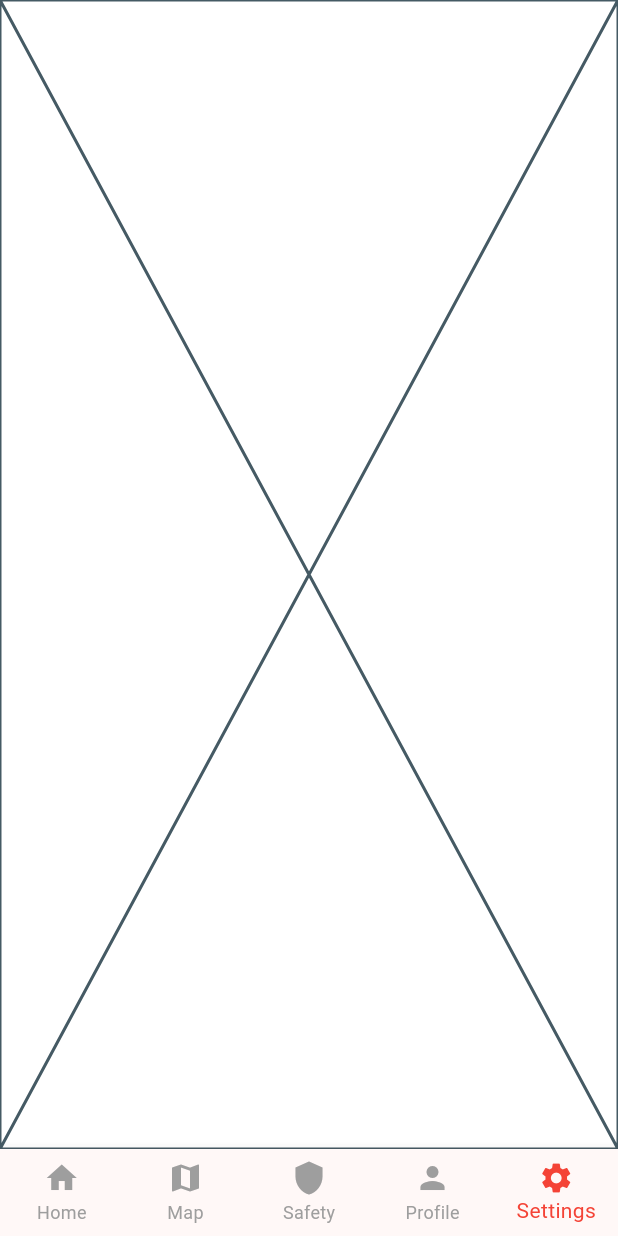
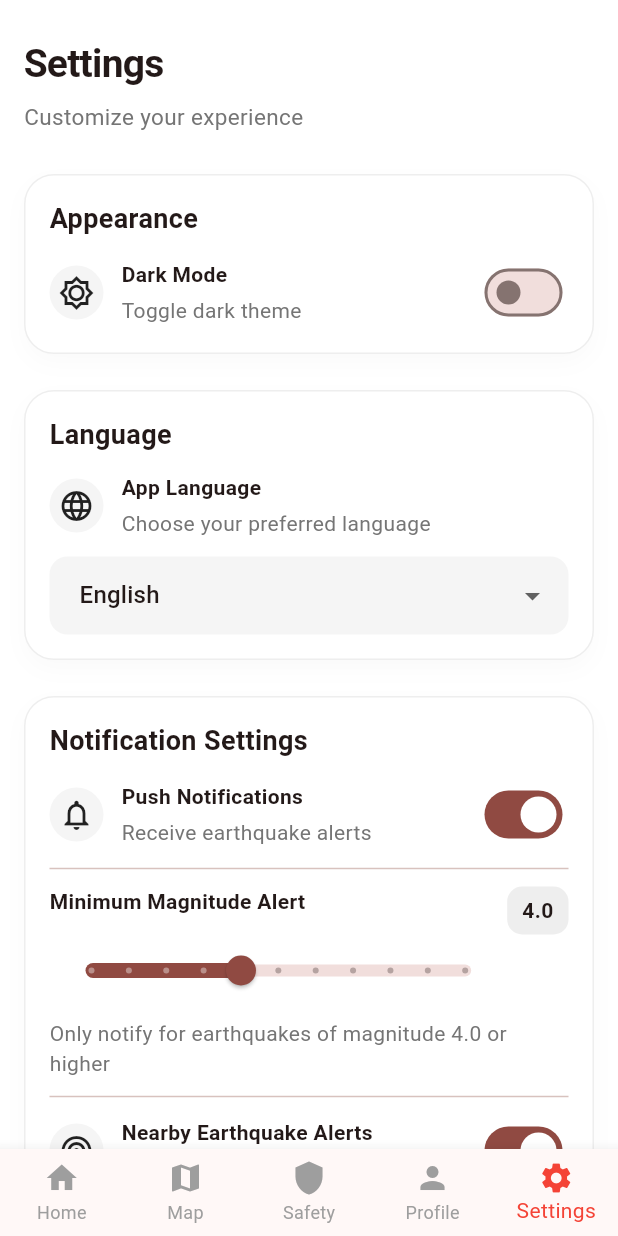
Before and after one commit to bvrtu/QuakeConnect, a Flutter app: the screen it shows after launch, item 5 of the bottom bar chosen, on a phone screen of 412 x 824 dp. Run offline on Flutter 3.47's test engine with Material 3 defaults, Android fonts, the phone set to English and light mode, and no system bars; our stand-ins replace google_maps_flutter, share_plus.

Commit message:
Add settings screen with user preferences
Introduces a new SettingsScreen with options for appearance, language, notifications, location, privacy, and sign out. Updates main.dart to include the settings screen in the app's navigation.

```diff
--- a/lib/main.dart
+++ b/lib/main.dart
@@ -3,6 +3,7 @@ import 'screens/home_screen.dart';
 import 'screens/map_screen.dart';
 import 'screens/safety_screen.dart';
 import 'screens/profile_screen.dart';
+import 'screens/settings_screen.dart';
 import 'theme/app_theme.dart';
 
 void main() {
@@ -24,7 +25,7 @@ class _QuakeConnectAppState extends State<QuakeConnectApp> {
     const MapScreen(),
     const SafetyScreen(),
     const ProfileScreen(),
-    const Placeholder(), // Settings screen
+    const SettingsScreen(),
   ];
 
   @override
--- /dev/null
+++ b/lib/screens/settings_screen.dart
@@ -0,0 +1,318 @@
+import 'package:flutter/material.dart';
+
+class SettingsScreen extends StatefulWidget {
+  const SettingsScreen({super.key});
+
+  @override
+  State<SettingsScreen> createState() => _SettingsScreenState();
+}
+
+class _SettingsScreenState extends State<SettingsScreen> {
+  bool darkMode = false;
+  String language = 'English';
+
+  bool pushNotifications = true;
+  double minMagnitude = 4.0;
+  bool nearbyAlerts = true;
+  bool communityUpdates = true;
+
+  bool locationServices = true;
+  bool shareSafetyStatus = true;
+
+  @override
+  Widget build(BuildContext context) {
+    return Scaffold(
+      body: SafeArea(
+        child: SingleChildScrollView(
+          padding: const EdgeInsets.fromLTRB(16, 24, 16, 24),
+          child: Column(
+            crossAxisAlignment: CrossAxisAlignment.start,
+            children: [
+              const Text(
+                'Settings',
+                style: TextStyle(
+                  fontSize: 26,
+                  fontWeight: FontWeight.w700,
+                  letterSpacing: -0.5,
+                ),
+              ),
+              const SizedBox(height: 6),
+              Text(
+                'Customize your experience',
+                style: TextStyle(color: Colors.grey.shade600, fontSize: 15),
+              ),
+              const SizedBox(height: 16),
+              _section(
+                child: _rowHeader('Appearance')
+                  ..add(const SizedBox(height: 12))
+                  ..add(_switchTile(
+                    icon: Icons.brightness_5_outlined,
+                    title: 'Dark Mode',
+                    subtitle: 'Toggle dark theme',
+                    value: darkMode,
+                    onChanged: (v) => setState(() => darkMode = v),
+                  )),
+              ),
+              _section(
+                child: _rowHeader('Language')
+                  ..add(const SizedBox(height: 12))
+                  ..add(_languagePicker()),
+              ),
+              _section(
+                child: [
+                  ..._rowHeader('Notification Settings'),
+                  const SizedBox(height: 12),
+                  _switchTile(
+                    icon: Icons.notifications_outlined,
+                    title: 'Push Notifications',
+                    subtitle: 'Receive earthquake alerts',
+                    value: pushNotifications,
+                    onChanged: (v) => setState(() => pushNotifications = v),
+                  ),
+                  const Divider(height: 24),
+                  _minMagnitudeSlider(),
+                  const SizedBox(height: 8),
+                  Text(
+                    'Only notify for earthquakes of magnitude ${minMagnitude.toStringAsFixed(1)} or higher',
+                    style: TextStyle(color: Colors.grey.shade600),
+                  ),
+                  const Divider(height: 24),
+                  _switchTile(
+                    icon: Icons.radar_outlined,
+                    title: 'Nearby Earthquake Alerts',
+                    subtitle: 'Within 100 km radius',
+                    value: nearbyAlerts,
+                    onChanged: (v) => setState(() => nearbyAlerts = v),
+                  ),
+                  const Divider(height: 24),
+                  _switchTile(
+                    icon: Icons.forum_outlined,
+                    title: 'Community Updates',
+                    subtitle: 'Local reports in your area',
+                    value: communityUpdates,
+                    onChanged: (v) => setState(() => communityUpdates = v),
+                  ),
+                ],
+              ),
+              _section(
+                child: [
+                  ..._rowHeader('Location & Privacy'),
+                  const SizedBox(height: 12),
+                  _switchTile(
+                    icon: Icons.location_on_outlined,
+                    title: 'Location Services',
+                    subtitle: 'Show nearby earthquakes',
+                    value: locationServices,
+                    onChanged: (v) => setState(() => locationServices = v),
+                  ),
+                  const Divider(height: 24),
+                  _switchTile(
+                    icon: Icons.shield_outlined,
+                    title: 'Share Safety Status',
+                    subtitle: 'Let contacts see your status',
+                    value: shareSafetyStatus,
+                    onChanged: (v) => setState(() => shareSafetyStatus = v),
+                  ),
+                ],
+              ),
+              _section(
+                child: [
+                  ..._rowHeader('About'),
+                  const SizedBox(height: 12),
+                  _aboutRow('Version', '1.0.0'),
+                ],
+              ),
+              const SizedBox(height: 8),
+              _signOutButton(),
+            ],
+          ),
+        ),
+      ),
+    );
+  }
+
+  List<Widget> _rowHeader(String title) => [
+        Text(
+          title,
+          style: const TextStyle(fontSize: 18, fontWeight: FontWeight.w600),
+        ),
+      ];
+
+  Widget _switchTile({
+    required IconData icon,
+    required String title,
+    required String subtitle,
+    required bool value,
+    required ValueChanged<bool> onChanged,
+  }) {
+    return Row(
+      children: [
+        CircleAvatar(
+          radius: 18,
+          backgroundColor: Colors.grey.shade100,
+          child: Icon(icon, color: Colors.black87),
+        ),
+        const SizedBox(width: 12),
+        Expanded(
+          child: Column(
+            crossAxisAlignment: CrossAxisAlignment.start,
+            children: [
+              Text(title, style: const TextStyle(fontWeight: FontWeight.w600)),
+              const SizedBox(height: 4),
+              Text(subtitle, style: TextStyle(color: Colors.grey.shade600)),
+            ],
+          ),
+        ),
+        Switch.adaptive(value: value, onChanged: onChanged),
+      ],
+    );
+  }
+
+  Widget _languagePicker() {
+    return Column(
+      crossAxisAlignment: CrossAxisAlignment.start,
+      children: [
+        Row(
+          children: [
+            CircleAvatar(
+              radius: 18,
+              backgroundColor: Colors.grey.shade100,
+              child: const Icon(Icons.language, color: Colors.black87),
+            ),
+            const SizedBox(width: 12),
+            Expanded(
+              child: Column(
+                crossAxisAlignment: CrossAxisAlignment.start,
+                children: [
+                  const Text('App Language',
+                      style: TextStyle(fontWeight: FontWeight.w600)),
+                  const SizedBox(height: 4),
+                  Text('Choose your preferred language',
+                      style: TextStyle(color: Colors.grey.shade600)),
+                ],
+              ),
+            ),
+          ],
+        ),
+        const SizedBox(height: 12),
+        DropdownButtonFormField<String>(
+          value: language,
+          items: const [
+            DropdownMenuItem(value: 'English', child: Text('English')),
+            DropdownMenuItem(value: 'Turkish', child: Text('Turkish')),
+          ],
+          onChanged: (v) => setState(() => language = v ?? language),
+          decoration: InputDecoration(
+            filled: true,
+            fillColor: Colors.grey.shade100,
+            border: OutlineInputBorder(
+              borderRadius: BorderRadius.circular(14),
+              borderSide: BorderSide.none,
+            ),
+            contentPadding:
+                const EdgeInsets.symmetric(horizontal: 16, vertical: 14),
+          ),
+        ),
+      ],
+    );
+  }
+
+  Widget _minMagnitudeSlider() {
+    return Row(
+      crossAxisAlignment: CrossAxisAlignment.start,
+      children: [
+        Expanded(
+          child: Column(
+            crossAxisAlignment: CrossAxisAlignment.start,
+            children: [
+              const Text('Minimum Magnitude Alert',
+                  style: TextStyle(fontWeight: FontWeight.w600)),
+              const SizedBox(height: 12),
+              SliderTheme(
+                data: SliderTheme.of(context).copyWith(
+                  trackHeight: 8,
+                  thumbShape: const RoundSliderThumbShape(enabledThumbRadius: 10),
+                ),
+                child: Slider(
+                  value: minMagnitude,
+                  min: 2.0,
+                  max: 7.0,
+                  divisions: 10,
+                  onChanged: (v) => setState(() => minMagnitude = v),
+                ),
+              ),
+            ],
+          ),
+        ),
+        Container(
+          padding: const EdgeInsets.symmetric(horizontal: 10, vertical: 6),
+          decoration: BoxDecoration(
+            color: Colors.grey.shade200,
+            borderRadius: BorderRadius.circular(10),
+          ),
+          child: Text(minMagnitude.toStringAsFixed(1),
+              style: const TextStyle(fontWeight: FontWeight.w600)),
+        ),
+      ],
+    );
+  }
+
+  Widget _aboutRow(String label, String value) {
+    return Container(
+      padding: const EdgeInsets.all(16),
+      decoration: BoxDecoration(
+        color: Colors.grey.shade50,
+        borderRadius: BorderRadius.circular(12),
+        border: Border.all(color: Colors.grey.shade200),
+      ),
+      child: Row(
+        children: [
+          Text(label,
+              style: TextStyle(color: Colors.grey.shade700, fontSize: 15)),
+          const Spacer(),
+          Text(value, style: const TextStyle(fontWeight: FontWeight.w600)),
+        ],
+      ),
+    );
+  }
+
+  Widget _signOutButton() {
+    return SizedBox(
+      width: double.infinity,
+      child: ElevatedButton.icon(
+        onPressed: () {},
+        icon: const Icon(Icons.logout),
+        label: const Text('Sign Out'),
+        style: ElevatedButton.styleFrom(
+          backgroundColor: const Color(0xFFD32F2F),
+          foregroundColor: Colors.white,
+          padding: const EdgeInsets.symmetric(vertical: 16),
+          shape: RoundedRectangleBorder(borderRadius: BorderRadius.circular(12)),
+        ),
+      ),
+    );
+  }
+
+  Widget _section({required List<Widget> child}) {
+    return Container(
+      margin: const EdgeInsets.only(top: 12, bottom: 12),
+      padding: const EdgeInsets.all(16),
+      decoration: BoxDecoration(
+        color: Colors.white,
+        borderRadius: BorderRadius.circular(20),
+        border: Border.all(color: Colors.grey.shade200),
+        boxShadow: [
+          BoxShadow(
+            color: Colors.black.withValues(alpha: 0.02),
+            blurRadius: 12,
+            offset: const Offset(0, 6),
+          ),
+        ],
+      ),
+      child: Column(
+        crossAxisAlignment: CrossAxisAlignment.start,
+        children: child,
+      ),
+    );
+  }
+}
```
